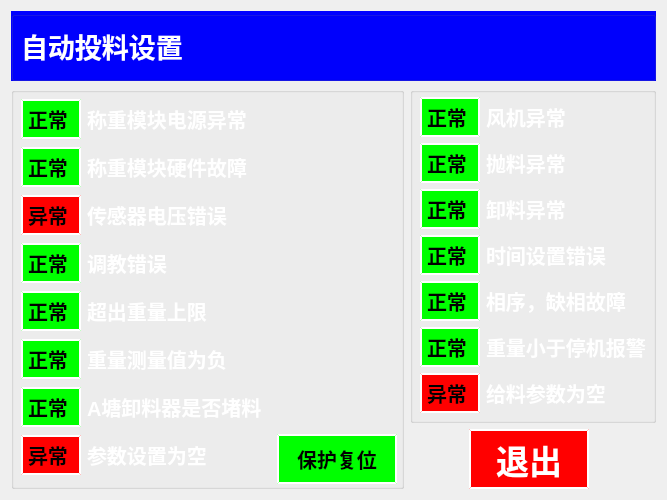
Qt form chengyi_Qt4linux/form_malfunction.ui (wsh01/batch-feeder) before a commit.
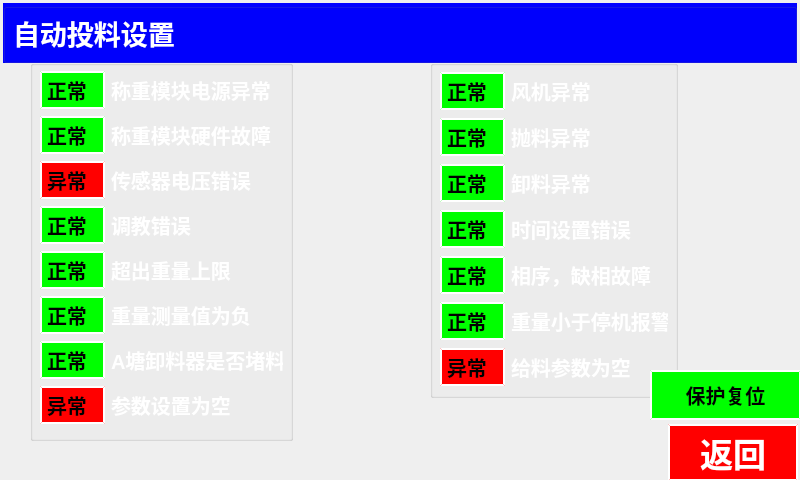
The same form after that commit. Custom widgets are drawn as their Qt base class.

What changed in the file:
```diff
--- a/chengyi_Qt4linux/form_malfunction.ui
+++ b/chengyi_Qt4linux/form_malfunction.ui
@@ -6,16 +6,22 @@
    <rect>
     <x>0</x>
     <y>0</y>
-    <width>667</width>
-    <height>500</height>
+    <width>800</width>
+    <height>480</height>
    </rect>
   </property>
   <property name="windowTitle">
    <string>Form</string>
   </property>
-  <layout class="QGridLayout" name="gridLayout_3">
-   <item row="0" column="0" colspan="3">
     <widget class="QGroupBox" name="groupBox_8">
+   <property name="geometry">
+    <rect>
+     <x>3</x>
+     <y>3</y>
+     <width>794</width>
+     <height>60</height>
+    </rect>
+   </property>
      <property name="styleSheet">
       <string notr="true">QGroupBox{ background-color:rgb(0, 0, 255);} 
 QGroupBox{ margin-top:0px;}
@@ -74,9 +80,15 @@
       </item>
      </layout>
     </widget>
-   </item>
-   <item row="1" column="0" rowspan="2" colspan="2">
     <widget class="QGroupBox" name="groupBox">
+   <property name="geometry">
+    <rect>
+     <x>30</x>
+     <y>60</y>
+     <width>263</width>
+     <height>381</height>
+    </rect>
+   </property>
      <property name="styleSheet">
       <string notr="true">QGroupBox{ margin-top:0px;}
 QGroupBox:title {margin-top: 0px;}</string>
@@ -89,14 +101,14 @@
        <widget class="QLabel" name="label_3">
         <property name="minimumSize">
          <size>
-          <width>60</width>
-          <height>40</height>
+        <width>65</width>
+        <height>38</height>
          </size>
         </property>
         <property name="maximumSize">
          <size>
-          <width>60</width>
-          <height>40</height>
+        <width>65</width>
+        <height>38</height>
          </size>
         </property>
         <property name="font">
@@ -122,14 +134,14 @@
        <widget class="QLabel" name="label_16">
         <property name="minimumSize">
          <size>
-          <width>60</width>
-          <height>40</height>
+        <width>65</width>
+        <height>38</height>
          </size>
         </property>
         <property name="maximumSize">
          <size>
-          <width>60</width>
-          <height>40</height>
+        <width>65</width>
+        <height>38</height>
          </size>
         </property>
         <property name="font">
@@ -206,14 +218,14 @@
        <widget class="QLabel" name="label_6">
         <property name="minimumSize">
          <size>
-          <width>60</width>
-          <height>40</height>
+        <width>65</width>
+        <height>38</height>
          </size>
         </property>
         <property name="maximumSize">
          <size>
-          <width>60</width>
-          <height>40</height>
+        <width>65</width>
+        <height>38</height>
          </size>
         </property>
         <property name="font">
@@ -256,14 +268,14 @@
        <widget class="QLabel" name="label_2">
         <property name="minimumSize">
          <size>
-          <width>60</width>
-          <height>40</height>
+        <width>65</width>
+        <height>38</height>
          </size>
         </property>
         <property name="maximumSize">
          <size>
-          <width>60</width>
-          <height>40</height>
+        <width>65</width>
+        <height>38</height>
          </size>
         </property>
         <property name="font">
@@ -306,14 +318,14 @@
        <widget class="QLabel" name="label_14">
         <property name="minimumSize">
          <size>
-          <width>60</width>
-          <height>40</height>
+        <width>65</width>
+        <height>38</height>
          </size>
         </property>
         <property name="maximumSize">
          <size>
-          <width>60</width>
-          <height>40</height>
+        <width>65</width>
+        <height>38</height>
          </size>
         </property>
         <property name="font">
@@ -339,14 +351,14 @@
        <widget class="QLabel" name="label_7">
         <property name="minimumSize">
          <size>
-          <width>60</width>
-          <height>40</height>
+        <width>65</width>
+        <height>38</height>
          </size>
         </property>
         <property name="maximumSize">
          <size>
-          <width>60</width>
-          <height>40</height>
+        <width>65</width>
+        <height>38</height>
          </size>
         </property>
         <property name="font">
@@ -389,14 +401,14 @@
        <widget class="QLabel" name="label_4">
         <property name="minimumSize">
          <size>
-          <width>60</width>
-          <height>40</height>
+        <width>65</width>
+        <height>38</height>
          </size>
         </property>
         <property name="maximumSize">
          <size>
-          <width>60</width>
-          <height>40</height>
+        <width>65</width>
+        <height>38</height>
          </size>
         </property>
         <property name="font">
@@ -422,14 +434,14 @@
        <widget class="QLabel" name="label_5">
         <property name="minimumSize">
          <size>
-          <width>60</width>
-          <height>40</height>
+        <width>65</width>
+        <height>38</height>
          </size>
         </property>
         <property name="maximumSize">
          <size>
-          <width>60</width>
-          <height>40</height>
+        <width>65</width>
+        <height>38</height>
          </size>
         </property>
         <property name="font">
@@ -487,9 +499,15 @@
       </item>
      </layout>
     </widget>
-   </item>
-   <item row="1" column="2">
     <widget class="QGroupBox" name="groupBox_2">
+   <property name="geometry">
+    <rect>
+     <x>430</x>
+     <y>60</y>
+     <width>248</width>
+     <height>338</height>
+    </rect>
+   </property>
      <property name="styleSheet">
       <string notr="true">QGroupBox{ margin-top:0px;}
 QGroupBox:title {margin-top: 0px;}</string>
@@ -502,14 +520,14 @@
        <widget class="QLabel" name="label_13">
         <property name="minimumSize">
          <size>
-          <width>60</width>
-          <height>40</height>
+        <width>65</width>
+        <height>38</height>
          </size>
         </property>
         <property name="maximumSize">
          <size>
-          <width>60</width>
-          <height>40</height>
+        <width>65</width>
+        <height>38</height>
          </size>
         </property>
         <property name="font">
@@ -552,14 +570,14 @@
        <widget class="QLabel" name="label_11">
         <property name="minimumSize">
          <size>
-          <width>60</width>
-          <height>40</height>
+        <width>65</width>
+        <height>38</height>
          </size>
         </property>
         <property name="maximumSize">
          <size>
-          <width>60</width>
-          <height>40</height>
+        <width>65</width>
+        <height>38</height>
          </size>
         </property>
         <property name="font">
@@ -602,14 +620,14 @@
        <widget class="QLabel" name="label_12">
         <property name="minimumSize">
          <size>
-          <width>60</width>
-          <height>40</height>
+        <width>65</width>
+        <height>38</height>
          </size>
         </property>
         <property name="maximumSize">
          <size>
-          <width>60</width>
-          <height>40</height>
+        <width>65</width>
+        <height>38</height>
          </size>
         </property>
         <property name="font">
@@ -652,14 +670,14 @@
        <widget class="QLabel" name="label_10">
         <property name="minimumSize">
          <size>
-          <width>60</width>
-          <height>40</height>
+        <width>65</width>
+        <height>38</height>
          </size>
         </property>
         <property name="maximumSize">
          <size>
-          <width>60</width>
-          <height>40</height>
+        <width>65</width>
+        <height>38</height>
          </size>
         </property>
         <property name="font">
@@ -702,14 +720,14 @@
        <widget class="QLabel" name="label_9">
         <property name="minimumSize">
          <size>
-          <width>60</width>
-          <height>40</height>
+        <width>65</width>
+        <height>38</height>
          </size>
         </property>
         <property name="maximumSize">
          <size>
-          <width>60</width>
-          <height>40</height>
+        <width>65</width>
+        <height>38</height>
          </size>
         </property>
         <property name="font">
@@ -752,14 +770,14 @@
        <widget class="QLabel" name="label_8">
         <property name="minimumSize">
          <size>
-          <width>60</width>
-          <height>40</height>
+        <width>65</width>
+        <height>38</height>
          </size>
         </property>
         <property name="maximumSize">
          <size>
-          <width>60</width>
-          <height>40</height>
+        <width>65</width>
+        <height>38</height>
          </size>
         </property>
         <property name="font">
@@ -802,14 +820,14 @@
        <widget class="QLabel" name="label_17">
         <property name="minimumSize">
          <size>
-          <width>60</width>
-          <height>40</height>
+        <width>65</width>
+        <height>38</height>
          </size>
         </property>
         <property name="maximumSize">
          <size>
-          <width>60</width>
-          <height>40</height>
+        <width>65</width>
+        <height>38</height>
          </size>
         </property>
         <property name="font">
@@ -850,21 +868,25 @@
       </item>
      </layout>
     </widget>
-   </item>
-   <item row="2" column="1" colspan="2">
-    <layout class="QHBoxLayout" name="horizontalLayout">
-     <item>
       <widget class="QPushButton" name="btn_quit_2">
+   <property name="geometry">
+    <rect>
+     <x>650</x>
+     <y>370</y>
+     <width>151</width>
+     <height>50</height>
+    </rect>
+   </property>
        <property name="minimumSize">
         <size>
-         <width>120</width>
-         <height>50</height>
+     <width>1</width>
+     <height>1</height>
         </size>
        </property>
        <property name="maximumSize">
         <size>
-         <width>120</width>
-         <height>50</height>
+     <width>1000</width>
+     <height>1000</height>
         </size>
        </property>
        <property name="font">
@@ -887,19 +909,25 @@
         <string>保护复位</string>
        </property>
       </widget>
-     </item>
-     <item>
       <widget class="QPushButton" name="btn_quit">
+   <property name="geometry">
+    <rect>
+     <x>668</x>
+     <y>424</y>
+     <width>130</width>
+     <height>57</height>
+    </rect>
+   </property>
        <property name="minimumSize">
         <size>
-         <width>120</width>
-         <height>60</height>
+     <width>1</width>
+     <height>1</height>
         </size>
        </property>
        <property name="maximumSize">
         <size>
-         <width>120</width>
-         <height>60</height>
+     <width>1000</width>
+     <height>1000</height>
         </size>
        </property>
        <property name="font">
@@ -919,13 +947,9 @@
 </string>
        </property>
        <property name="text">
-        <string>退出</string>
-       </property>
-      </widget>
-     </item>
-    </layout>
-   </item>
-  </layout>
+    <string>返回</string>
+   </property>
+  </widget>
  </widget>
  <customwidgets>
   <customwidget>
```
Lines whose indentation alone changed are shown as unchanged.
